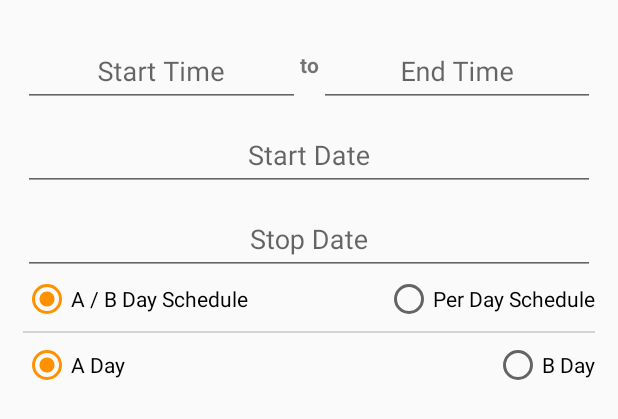
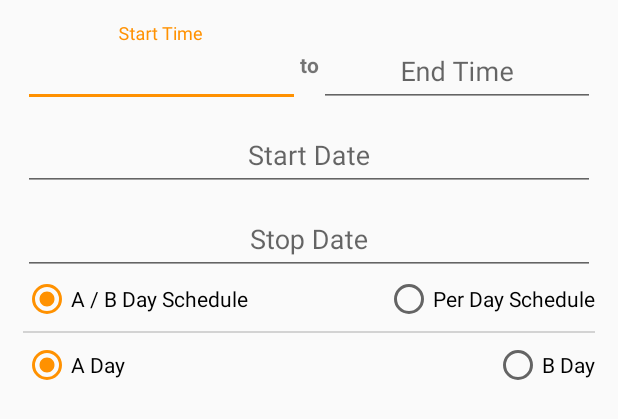
Before and after one commit to nickthegroot/UnityPlanner, an Android app: the layout activity_course_add_time.xml on its own in the app's theme, with its tools: preview values and no code run, on a phone screen of 412 x 824 dp. Shown: the top 419 px of the screen. Run offline under Robolectric (Android 15) with nearby library versions, the phone set to English and light mode, and no system bars.

Commit message:
Tweaked previous fix.

```diff
--- a/app/src/main/java/com/nbdeg/unityplanner/Utils/EditTextDatePicker.java
+++ b/app/src/main/java/com/nbdeg/unityplanner/Utils/EditTextDatePicker.java
@@ -48,8 +48,6 @@ public class EditTextDatePicker implements View.OnFocusChangeListener, DatePicke
                     calendar.get(Calendar.YEAR), calendar.get(Calendar.MONTH),
                     calendar.get(Calendar.DAY_OF_MONTH));
             dialog.show();
-
-            v.clearFocus();
         }
     }
 
--- a/app/src/main/res/layout/activity_course_add_time.xml
+++ b/app/src/main/res/layout/activity_course_add_time.xml
@@ -27,8 +27,7 @@
                 android:layout_width="match_parent"
                 android:layout_height="match_parent"
                 android:gravity="center"
-                android:hint="Start Time"
-                android:focusable="false"/>
+                android:hint="Start Time" />
 
         </android.support.design.widget.TextInputLayout>
 
@@ -49,8 +48,7 @@
                 android:layout_width="match_parent"
                 android:layout_height="match_parent"
                 android:gravity="center"
-                android:hint="End Time"
-                android:focusable="false"/>
+                android:hint="End Time" />
 
         </android.support.design.widget.TextInputLayout>
     </LinearLayout>
@@ -64,8 +62,7 @@
             android:layout_width="match_parent"
             android:layout_height="wrap_content"
             android:gravity="center"
-            android:hint="Start Date"
-            android:focusable="false"/>
+            android:hint="Start Date" />
 
     </android.support.design.widget.TextInputLayout>
 
@@ -78,8 +75,7 @@
             android:layout_width="match_parent"
             android:layout_height="wrap_content"
             android:gravity="center"
-            android:hint="Stop Date"
-            android:focusable="false"/>
+            android:hint="Stop Date" />
 
     </android.support.design.widget.TextInputLayout>
 
```
Also changed, not shown: app/src/main/java/com/nbdeg/unityplanner/Utils/CourseAddTime.java (+7 -2 lines), app/src/main/java/com/nbdeg/unityplanner/Utils/EditTextTimePicker.java (+8 -8 lines).
